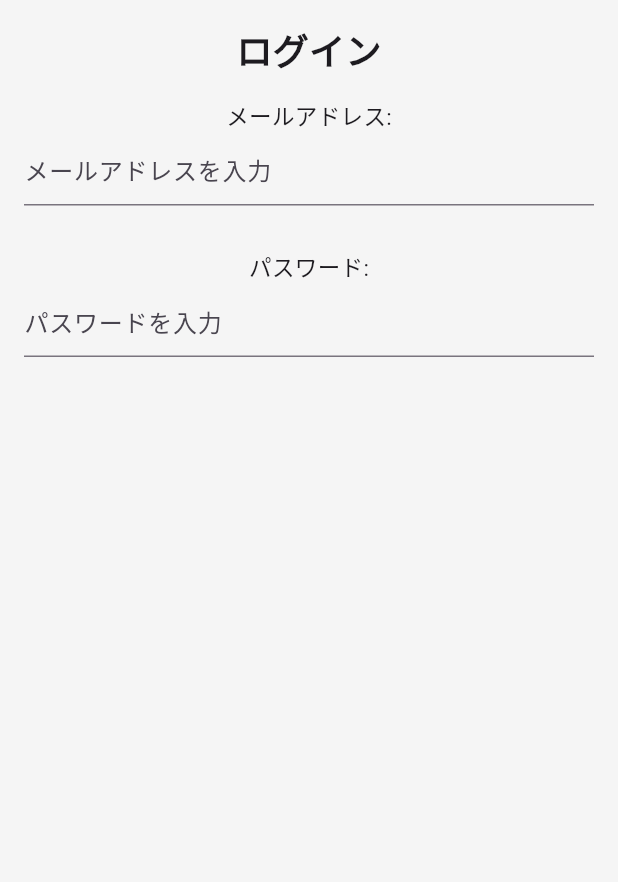
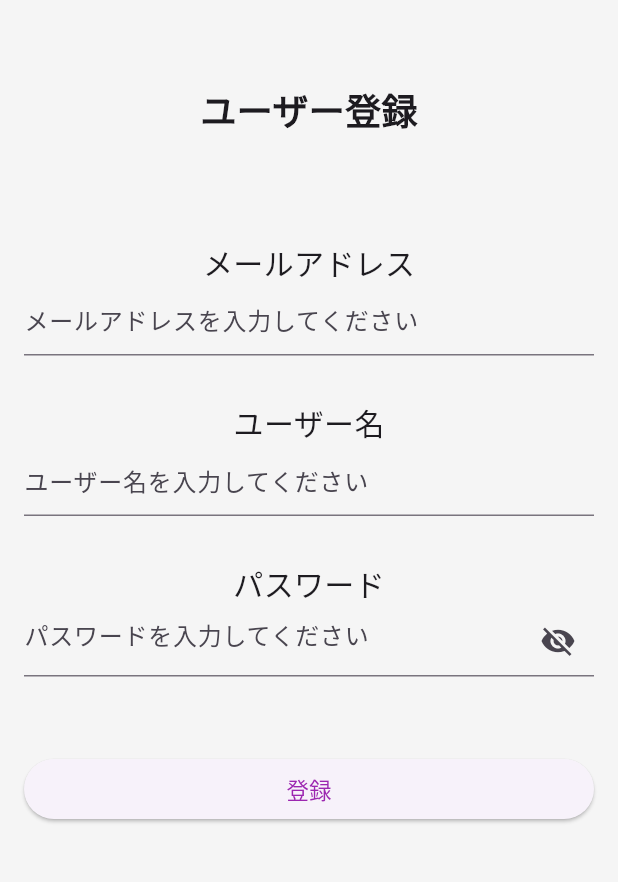
Before and after one commit to rikut0904/iconic_momentum, a Flutter app: the screen it shows after launch, on a phone screen of 412 x 824 dp, the part 84-966 px from its top. Run offline on Flutter 3.47's test engine with Material 3 defaults, Android fonts, the phone set to English and light mode, and no system bars; our stand-ins replace firebase_auth, firebase_core, flutter_hooks, flutter_riverpod, google_fonts, table_calendar; accounts and stored records are empty.

Commit message:
ログイン機能途中

```diff
--- a/lib/BottomNavigatinBar/bottom_navigation_bar.dart
+++ b/lib/BottomNavigatinBar/bottom_navigation_bar.dart
@@ -2,10 +2,10 @@ import 'package:flutter/material.dart';
 import 'package:flutter_riverpod/flutter_riverpod.dart';
 import 'package:iconic_momentum/BottomNavigatinBar/calendar_page.dart';
 import 'package:iconic_momentum/BottomNavigatinBar/settings_page.dart';
-
 import 'package:iconic_momentum/BottomNavigatinBar/home.dart';
 import 'package:iconic_momentum/BottomNavigatinBar/login_page.dart';
 import 'package:iconic_momentum/main.dart';
+import 'package:google_fonts/google_fonts.dart';
 
 class BottonRoot extends ConsumerWidget {
   const BottonRoot({super.key});
--- a/lib/BottomNavigatinBar/calendar_page.dart
+++ b/lib/BottomNavigatinBar/calendar_page.dart
@@ -1,6 +1,7 @@
 import 'package:flutter/material.dart';
 import 'package:table_calendar/table_calendar.dart';
 import 'package:flutter_hooks/flutter_hooks.dart';
+import 'package:google_fonts/google_fonts.dart';
 
 typedef TodoItem = ({String title, bool done});
 
--- a/lib/BottomNavigatinBar/home.dart
+++ b/lib/BottomNavigatinBar/home.dart
@@ -1,5 +1,6 @@
 import 'package:flutter/material.dart';
 import 'package:intl/intl.dart';
+import 'package:google_fonts/google_fonts.dart';
 
 class TodoItem {
   final String title;
--- a/lib/BottomNavigatinBar/login_page.dart
+++ b/lib/BottomNavigatinBar/login_page.dart
@@ -1,6 +1,8 @@
 import 'package:firebase_auth/firebase_auth.dart';
 import 'package:firebase_core/firebase_core.dart';
+import 'package:iconic_momentum/BottomNavigatinBar/home.dart';
 import 'package:flutter/material.dart';
+import 'package:google_fonts/google_fonts.dart';
 
 class LoginPage extends StatefulWidget {
   // ignore: non_constant_identifier_names
@@ -32,37 +34,88 @@ class _LoginPage extends State<LoginPage> {
         child: Column(
           crossAxisAlignment: CrossAxisAlignment.center,
           children: <Widget>[
+            const SizedBox(height: 40),
             const Text(
-              'ログイン',
+              'ユーザー登録',
               style: TextStyle(fontSize: 24, fontWeight: FontWeight.bold),
             ),
-            const SizedBox(height: 16),
+            const SizedBox(height: 70),
             const Text(
-              'メールアドレス:',
+              'メールアドレス',
               style: TextStyle(
-                fontSize: 15,
+                fontSize: 20,
               ),
             ),
             TextField(
               controller: email,
-              decoration: const InputDecoration(hintText: 'メールアドレスを入力'),
+              decoration: const InputDecoration(hintText: 'メールアドレスを入力してください'),
             ),
             const SizedBox(height: 30),
             const Text(
-              'パスワード:',
+              'ユーザー名',
               style: TextStyle(
-                fontSize: 15,
+                fontSize: 20,
+              ),
+            ),
+            TextField(
+              controller: name,
+              decoration: const InputDecoration(hintText: 'ユーザー名を入力してください'),
+            ),
+            const SizedBox(height: 30),
+            const Text(
+              'パスワード',
+              style: TextStyle(
+                fontSize: 20,
               ),
             ),
             TextField(
                 controller: password,
-                decoration: const InputDecoration(
-                  hintText: 'パスワードを入力',
-
+                decoration: InputDecoration(
+                  hintText: 'パスワードを入力してください',
+                  suffixIcon: IconButton(
+                    icon: Icon(
+                        _isObscure ? Icons.visibility_off : Icons.visibility),
+                    onPressed: () {
+                      setState(() {
+                        _isObscure = !_isObscure;
+                      });
+                    },
+                  ),
                 ),
-                obscureText: true
+                obscureText: _isObscure),
+            const SizedBox(height: 30),
+            Text(infoText),
+            Container(
+              width: double.infinity,
+              child: ElevatedButton(
+                child: const Text(
+                  '登録',
+                  style: TextStyle(
+                      color: Color.fromARGB(255, 156, 39, 176), fontSize: 15),
                 ),
-            const SizedBox(height: 30),
+                onPressed: () async {
+                  final loginName = name.text.trim();
+                  final loginEmail = email.text.trim();
+                  final loginPassword = password.text.trim();
+                  try {
+                    final FirebaseAuth auth = FirebaseAuth.instance;
+                    await auth.createUserWithEmailAndPassword(
+                        email: loginEmail, password: loginPassword);
+                    await Navigator.of(context).pushReplacement(
+                      MaterialPageRoute(builder: (context) {
+                        return const CompletedToDoPage(completeToDo: []);
+                      }),
+                    );
+                  } catch (e) {
+                    setState(() {
+                      (() {
+                        infoText = "ユーザー登録に失敗しました。:${e.toString()}";
+                      });
+                    });
+                  }
+                },
+              ),
+            )
           ],
         ),
       ),
--- a/lib/BottomNavigatinBar/settings_page.dart
+++ b/lib/BottomNavigatinBar/settings_page.dart
@@ -1,4 +1,5 @@
 import 'package:flutter/material.dart';
+import 'package:google_fonts/google_fonts.dart';
 
 typedef TodoItem = ({String title, bool done});
 
@@ -9,9 +10,9 @@ class SettingsPage extends StatelessWidget {
   Widget build(BuildContext context) {
     return Scaffold(
         appBar: AppBar(
-          title: const Text(
+          title: Text(
             'Iconic Momentum',
-            style: TextStyle(fontWeight: FontWeight.bold),
+            style: GoogleFonts.notoSerif(fontWeight: FontWeight.bold),
           ),
           backgroundColor: Colors.purple[300], // AppBarの色
         ),
--- a/pubspec.yaml
+++ b/pubspec.yaml
@@ -43,6 +43,7 @@ dependencies:
     sdk: flutter
   firebase_auth: ^5.3.4
   firebase_core: ^3.9.0
+  google_fonts: ^6.2.1
 
 dev_dependencies:
   flutter_test:
```
Also changed, not shown: pubspec.lock, 1 other file.
